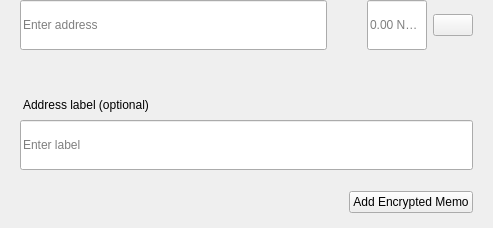
This is src/qt/nebulaproject/forms/sendmultirow.ui in Nebula-Coin/nebula-project-coin as Qt 5 draws it before an edit. The edited form follows.
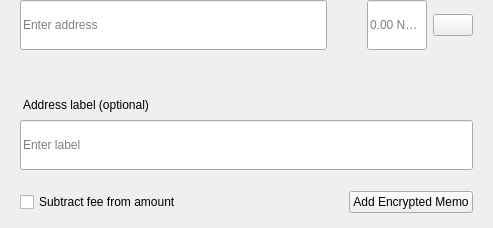
This is the edited form.

```diff
--- a/src/qt/nebulaproject/forms/sendmultirow.ui
+++ b/src/qt/nebulaproject/forms/sendmultirow.ui
@@ -347,6 +347,16 @@
          <property name="bottomMargin">
           <number>0</number>
          </property>
+         <item>
+          <widget class="QCheckBox" name="checkboxSubtractFeeFromAmount">
+           <property name="toolTip">
+            <string>The fee will be deducted from the amount being sent. The recipient will receive less NBLA than you enter in the amount field. If multiple recipients are selected, the fee is split equally.</string>
+           </property>
+           <property name="text">
+            <string>Subtract fee from amount</string>
+           </property>
+          </widget>
+         </item>
          <item>
           <spacer name="horizontalSpacer">
            <property name="orientation">
```
Left out of the diff: 2 changed lines with no effect on the pictures.
